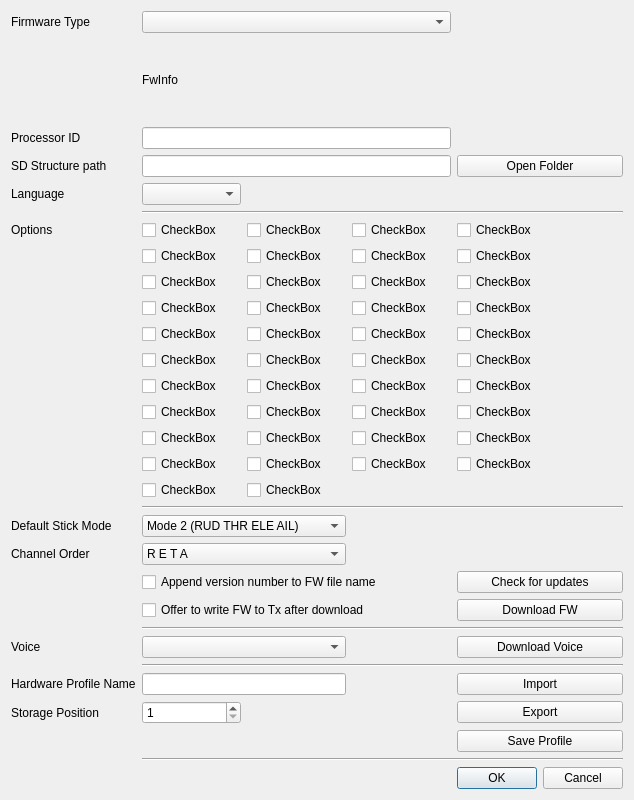
This is companion/src/fwpreferencesdialog.ui in opentx/opentx as Qt 5 draws it before an edit. The edited form follows.
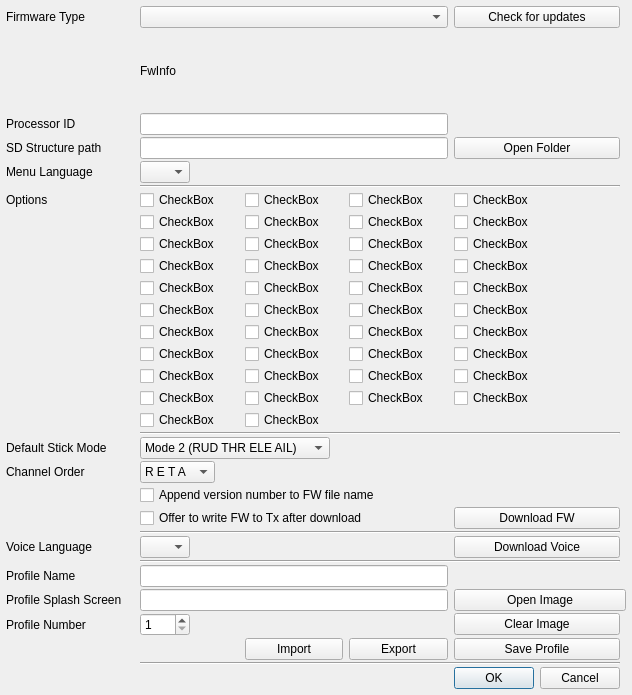
This is the edited form.

Patch:
```diff
--- a/companion/src/fwpreferencesdialog.ui
+++ b/companion/src/fwpreferencesdialog.ui
@@ -6,8 +6,8 @@
    <rect>
     <x>0</x>
     <y>0</y>
-    <width>634</width>
-    <height>800</height>
+    <width>632</width>
+    <height>695</height>
    </rect>
   </property>
   <property name="sizePolicy">
@@ -26,6 +26,26 @@
    <string>Download Firmware and Voice</string>
   </property>
   <layout class="QGridLayout" name="gridLayout">
+   <property name="verticalSpacing">
+    <number>2</number>
+   </property>
+   <property name="margin">
+    <number>6</number>
+   </property>
+   <item row="9" column="0" colspan="3">
+    <widget class="QLabel" name="label_2">
+     <property name="text">
+      <string>Options</string>
+     </property>
+    </widget>
+   </item>
+   <item row="40" column="6">
+    <widget class="QPushButton" name="ProfSave_PB">
+     <property name="text">
+      <string>Save Profile</string>
+     </property>
+    </widget>
+   </item>
    <item row="13" column="5">
     <widget class="QCheckBox" name="optionCheckBox_19">
      <property name="sizePolicy">
@@ -78,16 +98,6 @@
      </property>
     </widget>
    </item>
-   <item row="37" column="0" colspan="3">
-    <widget class="QLabel" name="label_16">
-     <property name="text">
-      <string>Hardware Profile Name</string>
-     </property>
-     <property name="alignment">
-      <set>Qt::AlignLeading|Qt::AlignLeft|Qt::AlignVCenter</set>
-     </property>
-    </widget>
-   </item>
    <item row="9" column="5">
     <widget class="QCheckBox" name="optionCheckBox_3">
      <property name="sizePolicy">
@@ -103,6 +113,12 @@
    </item>
    <item row="35" column="3" colspan="2">
     <widget class="QComboBox" name="voiceCombo">
+     <property name="maximumSize">
+      <size>
+       <width>50</width>
+       <height>16777215</height>
+      </size>
+     </property>
      <property name="toolTip">
       <string>Set language of voice.
 May be different from firmware language</string>
@@ -135,7 +151,7 @@
    <item row="7" column="0" colspan="3">
     <widget class="QLabel" name="langLabel">
      <property name="text">
-      <string>Language</string>
+      <string>Menu Language</string>
      </property>
      <property name="alignment">
       <set>Qt::AlignLeading|Qt::AlignLeft|Qt::AlignVCenter</set>
@@ -158,7 +174,7 @@
    <item row="35" column="0" colspan="3">
     <widget class="QLabel" name="voiceLabel">
      <property name="text">
-      <string>Voice</string>
+      <string>Voice Language</string>
      </property>
     </widget>
    </item>
@@ -191,8 +207,27 @@
      </property>
     </widget>
    </item>
+   <item row="18" column="3">
+    <widget class="QCheckBox" name="optionCheckBox_37">
+     <property name="sizePolicy">
+      <sizepolicy hsizetype="MinimumExpanding" vsizetype="Fixed">
+       <horstretch>0</horstretch>
+       <verstretch>0</verstretch>
+      </sizepolicy>
+     </property>
+     <property name="text">
+      <string>CheckBox</string>
+     </property>
+    </widget>
+   </item>
    <item row="29" column="3" colspan="2">
     <widget class="QComboBox" name="stickmodeCB">
+     <property name="maximumSize">
+      <size>
+       <width>190</width>
+       <height>16777215</height>
+      </size>
+     </property>
      <property name="whatsThis">
       <string>Mode selection:
 
@@ -239,10 +274,10 @@
      </item>
     </widget>
    </item>
-   <item row="38" column="0" colspan="3">
+   <item row="39" column="0" colspan="3">
     <widget class="QLabel" name="label">
      <property name="text">
-      <string>Storage Position</string>
+      <string>Profile Number</string>
      </property>
      <property name="alignment">
       <set>Qt::AlignLeading|Qt::AlignLeft|Qt::AlignVCenter</set>
@@ -262,10 +297,16 @@
      </property>
     </widget>
    </item>
-   <item row="9" column="0" colspan="3">
-    <widget class="QLabel" name="label_2">
+   <item row="9" column="4">
+    <widget class="QCheckBox" name="optionCheckBox_1">
+     <property name="sizePolicy">
+      <sizepolicy hsizetype="MinimumExpanding" vsizetype="Fixed">
+       <horstretch>0</horstretch>
+       <verstretch>0</verstretch>
+      </sizepolicy>
+     </property>
      <property name="text">
-      <string>Options</string>
+      <string>CheckBox</string>
      </property>
     </widget>
    </item>
@@ -277,18 +318,11 @@
        <verstretch>0</verstretch>
       </sizepolicy>
      </property>
-    </widget>
-   </item>
-   <item row="9" column="4">
-    <widget class="QCheckBox" name="optionCheckBox_1">
-     <property name="sizePolicy">
-      <sizepolicy hsizetype="MinimumExpanding" vsizetype="Fixed">
-       <horstretch>0</horstretch>
-       <verstretch>0</verstretch>
-      </sizepolicy>
-     </property>
-     <property name="text">
-      <string>CheckBox</string>
+     <property name="maximumSize">
+      <size>
+       <width>50</width>
+       <height>16777215</height>
+      </size>
      </property>
     </widget>
    </item>
@@ -322,6 +356,12 @@
        <height>0</height>
       </size>
      </property>
+     <property name="maximumSize">
+      <size>
+       <width>75</width>
+       <height>16777215</height>
+      </size>
+     </property>
      <property name="whatsThis">
       <string>Channel order
 
@@ -484,9 +524,6 @@
    <item row="5" column="3" colspan="3">
     <widget class="QLineEdit" name="CPU_ID_LE"/>
    </item>
-   <item row="37" column="3" colspan="2">
-    <widget class="QLineEdit" name="ProfName_LE"/>
-   </item>
    <item row="19" column="4">
     <widget class="QCheckBox" name="optionCheckBox_42">
      <property name="sizePolicy">
@@ -526,19 +563,6 @@
      </property>
     </widget>
    </item>
-   <item row="18" column="3">
-    <widget class="QCheckBox" name="optionCheckBox_37">
-     <property name="sizePolicy">
-      <sizepolicy hsizetype="MinimumExpanding" vsizetype="Fixed">
-       <horstretch>0</horstretch>
-       <verstretch>0</verstretch>
-      </sizepolicy>
-     </property>
-     <property name="text">
-      <string>CheckBox</string>
-     </property>
-    </widget>
-   </item>
    <item row="16" column="6">
     <widget class="QCheckBox" name="optionCheckBox_32">
      <property name="sizePolicy">
@@ -887,8 +911,14 @@
      </property>
     </widget>
    </item>
-   <item row="38" column="3">
+   <item row="39" column="3">
     <widget class="QSpinBox" name="ProfSlot_SB">
+     <property name="maximumSize">
+      <size>
+       <width>50</width>
+       <height>16777215</height>
+      </size>
+     </property>
      <property name="minimum">
       <number>1</number>
      </property>
@@ -911,37 +941,6 @@
      </property>
     </widget>
    </item>
-   <item row="37" column="6">
-    <widget class="QPushButton" name="import_PB">
-     <property name="text">
-      <string>Import</string>
-     </property>
-    </widget>
-   </item>
-   <item row="38" column="6">
-    <widget class="QPushButton" name="export_PB">
-     <property name="text">
-      <string>Export</string>
-     </property>
-    </widget>
-   </item>
-   <item row="39" column="6">
-    <widget class="QPushButton" name="ProfSave_PB">
-     <property name="text">
-      <string>Save Profile</string>
-     </property>
-    </widget>
-   </item>
-   <item row="42" column="6">
-    <widget class="QDialogButtonBox" name="buttonBox">
-     <property name="orientation">
-      <enum>Qt::Horizontal</enum>
-     </property>
-     <property name="standardButtons">
-      <set>QDialogButtonBox::Cancel|QDialogButtonBox::Ok</set>
-     </property>
-    </widget>
-   </item>
    <item row="31" column="3" colspan="3">
     <widget class="QCheckBox" name="renameFirmware">
      <property name="text">
@@ -956,6 +955,16 @@
      </property>
     </widget>
    </item>
+   <item row="44" column="6">
+    <widget class="QDialogButtonBox" name="buttonBox">
+     <property name="orientation">
+      <enum>Qt::Horizontal</enum>
+     </property>
+     <property name="standardButtons">
+      <set>QDialogButtonBox::Cancel|QDialogButtonBox::Ok</set>
+     </property>
+    </widget>
+   </item>
    <item row="8" column="3" colspan="4">
     <widget class="Line" name="line_4">
      <property name="orientation">
@@ -963,7 +972,7 @@
      </property>
     </widget>
    </item>
-   <item row="41" column="3" colspan="4">
+   <item row="43" column="3" colspan="4">
     <widget class="Line" name="line_6">
      <property name="orientation">
       <enum>Qt::Horizontal</enum>
@@ -1004,6 +1013,13 @@
      </property>
     </widget>
    </item>
+   <item row="32" column="6">
+    <widget class="QPushButton" name="fw_dnld">
+     <property name="text">
+      <string>Download FW</string>
+     </property>
+    </widget>
+   </item>
    <item row="18" column="6">
     <widget class="QCheckBox" name="optionCheckBox_40">
      <property name="sizePolicy">
@@ -1017,7 +1033,7 @@
      </property>
     </widget>
    </item>
-   <item row="4" column="3">
+   <item row="4" column="3" colspan="4">
     <widget class="QLabel" name="FwInfo">
      <property name="sizePolicy">
       <sizepolicy hsizetype="Expanding" vsizetype="Preferred">
@@ -1030,7 +1046,7 @@
      </property>
     </widget>
    </item>
-   <item row="31" column="6">
+   <item row="3" column="6">
     <widget class="QPushButton" name="checkFWUpdates">
      <property name="minimumSize">
       <size>
@@ -1043,10 +1059,67 @@
      </property>
     </widget>
    </item>
-   <item row="32" column="6">
-    <widget class="QPushButton" name="fw_dnld">
+   <item row="38" column="0">
+    <widget class="QLabel" name="label_8">
+     <property name="sizePolicy">
+      <sizepolicy hsizetype="Preferred" vsizetype="Minimum">
+       <horstretch>0</horstretch>
+       <verstretch>0</verstretch>
+      </sizepolicy>
+     </property>
      <property name="text">
-      <string>Download FW</string>
+      <string>Profile Splash Screen</string>
+     </property>
+    </widget>
+   </item>
+   <item row="37" column="0">
+    <widget class="QLabel" name="label_16">
+     <property name="text">
+      <string>Profile Name</string>
+     </property>
+     <property name="alignment">
+      <set>Qt::AlignLeading|Qt::AlignLeft|Qt::AlignVCenter</set>
+     </property>
+    </widget>
+   </item>
+   <item row="38" column="3" colspan="3">
+    <widget class="QLineEdit" name="SplashFileName">
+     <property name="enabled">
+      <bool>true</bool>
+     </property>
+     <property name="readOnly">
+      <bool>true</bool>
+     </property>
+    </widget>
+   </item>
+   <item row="37" column="3" colspan="3">
+    <widget class="QLineEdit" name="ProfName_LE"/>
+   </item>
+   <item row="40" column="5">
+    <widget class="QPushButton" name="export_PB">
+     <property name="text">
+      <string>Export</string>
+     </property>
+    </widget>
+   </item>
+   <item row="40" column="4">
+    <widget class="QPushButton" name="import_PB">
+     <property name="text">
+      <string>Import</string>
+     </property>
+    </widget>
+   </item>
+   <item row="38" column="6" colspan="2">
+    <widget class="QPushButton" name="SplashSelect">
+     <property name="text">
+      <string>Open Image</string>
+     </property>
+    </widget>
+   </item>
+   <item row="39" column="6">
+    <widget class="QPushButton" name="clearImageButton">
+     <property name="text">
+      <string>Clear Image</string>
      </property>
     </widget>
    </item>
```
Left out of the diff: 4 changed lines with no effect on the pictures.
